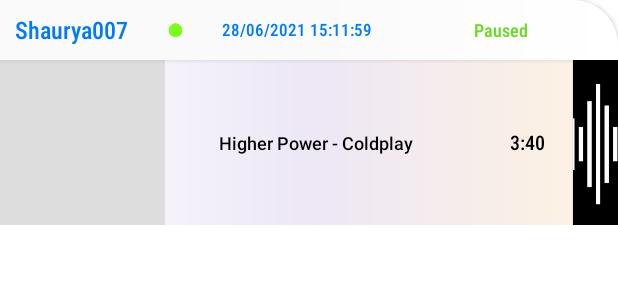
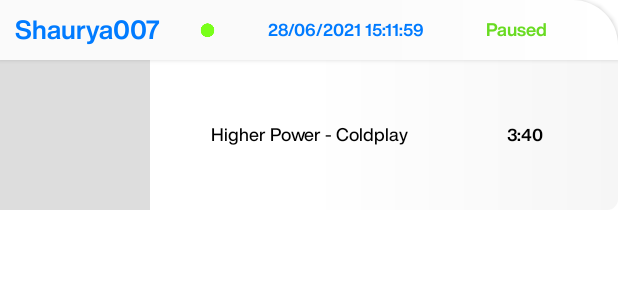
Before and after one commit to arpitmx/Sigmo-Android, an Android app: the layout list_item.xml on its own in the app's theme, with its tools: preview values and no code run, on a phone screen of 412 x 824 dp. Shown: the top 300 px of the screen. Run offline under Robolectric (Android 15) with nearby library versions, the phone set to English and light mode, and no system bars.

Commit message:
betterment in ui

```diff
--- a/app/src/main/java/com/bitpolarity/spotifytestapp/CustomAdapter.java
+++ b/app/src/main/java/com/bitpolarity/spotifytestapp/CustomAdapter.java
@@ -85,10 +85,12 @@ public class CustomAdapter extends ArrayAdapter {
             view.setVisibility(View.GONE);
         }
 
-        Picasso.with(context)
+        Glide.with(context)
                 .load(poster[position])
-                .resize(120, 120) // here you resize your image to whatever width and height you like
+                .placeholder(R.drawable.eq)// here you resize your image to whatever width and height you like
                 .into(posterr);
+
+
 
 
         songName.setText(SongDetail[position]);
--- a/app/src/main/res/drawable/borders_post.xml
+++ b/app/src/main/res/drawable/borders_post.xml
@@ -9,9 +9,9 @@
             <corners android:bottomLeftRadius="7dp"
                 android:bottomRightRadius="7dp"/>
 
-            <gradient android:startColor="#FFFFFF"
-                android:centerColor="#EDE7F6"
-                android:endColor="#FFF3E0"
+            <gradient android:startColor="#FFF"
+                android:centerColor="#FFFFFF"
+                android:endColor="#F6F6F6"
                 android:angle="0"
                 />
 
--- a/app/src/main/res/layout/list_item.xml
+++ b/app/src/main/res/layout/list_item.xml
@@ -38,15 +38,16 @@
                     android:id="@+id/username"
                     android:layout_width="wrap_content"
                     android:layout_height="match_parent"
-                    android:fontFamily="sans-serif-condensed-medium"
+                    android:fontFamily="@font/hb"
                     android:gravity="center_vertical"
                     android:minHeight="?android:attr/listPreferredItemHeightSmall"
                     android:paddingStart="10dp"
                     android:paddingEnd="?android:attr/listPreferredItemPaddingEnd"
                     android:text="Shaurya007"
+                    android:textStyle="normal"
                     android:textAppearance="?android:attr/textAppearanceListItemSmall"
                     android:textColor="@color/s_blue"
-                    android:textSize="16sp"
+                    android:textSize="17sp"
                     app:layout_constraintBottom_toBottomOf="parent"
                     app:layout_constraintEnd_toEndOf="parent"
                     app:layout_constraintHorizontal_bias="0.0"
@@ -82,11 +83,12 @@
                 android:layout_width="0dp"
                 android:layout_weight="6"
                 android:layout_height="match_parent"
-                android:fontFamily="sans-serif-condensed-medium"
+                android:fontFamily="@font/hb"
                 android:foregroundTint="@color/purple_200"
                 android:textColor="@color/s_blue"
                 android:textSize="11sp"
-                android:gravity="center_vertical"
+
+                android:gravity="center"
                 android:minHeight="?android:attr/listPreferredItemHeightSmall"
                 android:paddingStart="?android:attr/listPreferredItemPaddingStart"
                 android:paddingEnd="?android:attr/listPreferredItemPaddingEnd"
@@ -102,7 +104,7 @@
                 android:layout_weight="3"
 
                 android:layout_height="match_parent"
-                android:fontFamily="sans-serif-condensed-medium"
+                android:fontFamily="@font/hb"
                 android:foregroundTint="@color/purple_200"
                 android:textColor="@color/s_green"
                 android:textSize="12sp"
@@ -126,7 +128,7 @@
             <LinearLayout
                 android:id="@+id/linearLayout"
                 android:layout_width="match_parent"
-                android:layout_height="110dp"
+                android:layout_height="100dp"
                 android:background="@drawable/borders_post"
                 android:orientation="horizontal"
                 android:clickable="true"
@@ -145,7 +147,7 @@
 
                     <ImageView
                         android:id="@+id/artwork"
-                        android:layout_width="110dp"
+                        android:layout_width="100dp"
                         android:layout_height="match_parent"
                         android:layout_gravity="center_vertical"
                         android:background="@color/s_grey"
@@ -167,12 +169,11 @@
                     android:layout_width="0dp"
                     android:layout_height="match_parent"
                     android:layout_weight="7"
-                    android:fontFamily="sans-serif-medium"
+                    android:fontFamily="@font/hmed"
                     android:gravity="center"
                     android:minHeight="?android:attr/listPreferredItemHeightSmall"
-                    android:paddingStart="5dp"
+                    android:padding="10dp"
                     android:paddingEnd="?android:attr/listPreferredItemPaddingEnd"
-
                     android:text="Higher Power - Coldplay"
                     android:textAppearance="?android:attr/textAppearanceListItemSmall"
                     android:textColor="@color/black"
@@ -183,13 +184,13 @@
                     android:layout_width="0dp"
                     android:layout_height="match_parent"
                     android:layout_weight="2.0"
-                    android:fontFamily="sans-serif-condensed-medium"
+                    android:fontFamily="@font/hb"
                     android:gravity="center"
                     android:minHeight="?android:attr/listPreferredItemHeightSmall"
                     android:text="3:40"
                     android:textAppearance="?android:attr/textAppearanceListItemSmall"
                     android:textColor="@color/black"
-                    android:textSize="13dp" />
+                    android:textSize="11dp" />
 
             <LinearLayout
     android:layout_width="0dp"
@@ -201,7 +202,7 @@
 
                 <ImageView
                     android:id="@+id/view2"
-                    android:layout_width="30dp"
+                    android:layout_width="20dp"
                     android:layout_height="match_parent"
                     android:layout_gravity="end"
                     android:background="@color/black"
@@ -211,7 +212,7 @@
                     android:scaleY="1"
                     android:src="@drawable/eq"
 
-                    android:visibility="visible" />
+                    android:visibility="gone" />
             </LinearLayout>
             </LinearLayout>
 
```
Also changed, not shown: app/src/main/res/font/hb.ttf (added), app/src/main/res/font/hbitalics.ttf (added), app/src/main/res/font/hblight.ttf (added), app/src/main/res/font/hmed.ttf (added), app/src/main/res/font/hregular.ttf (added), app/src/main/res/font/hxtrabold.ttf (added), app/src/main/res/font/intermedium.ttf (added), 1 other file.
